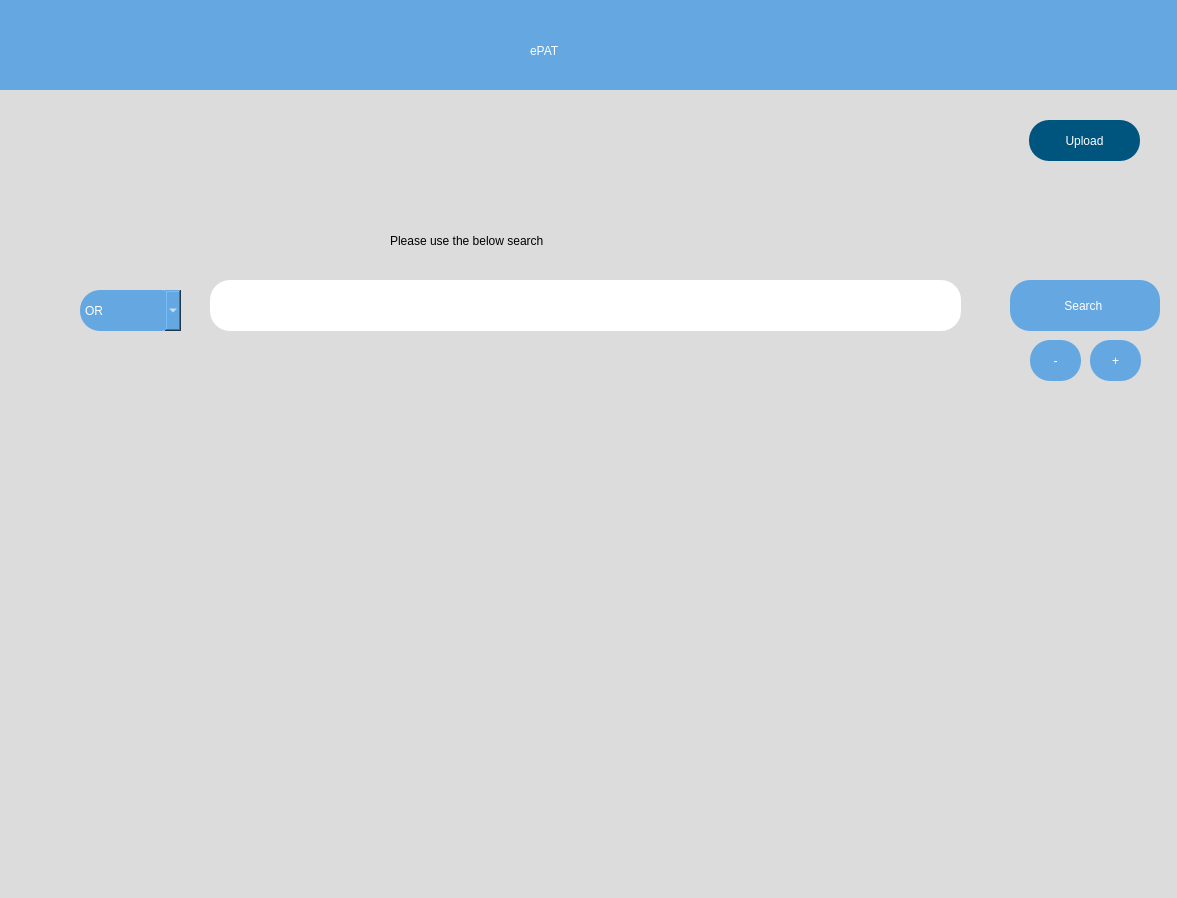
Qt form src/user_interface/start.ui (eppenney/eBook-Perpetual-Access-Rights-Tracker) before a commit.
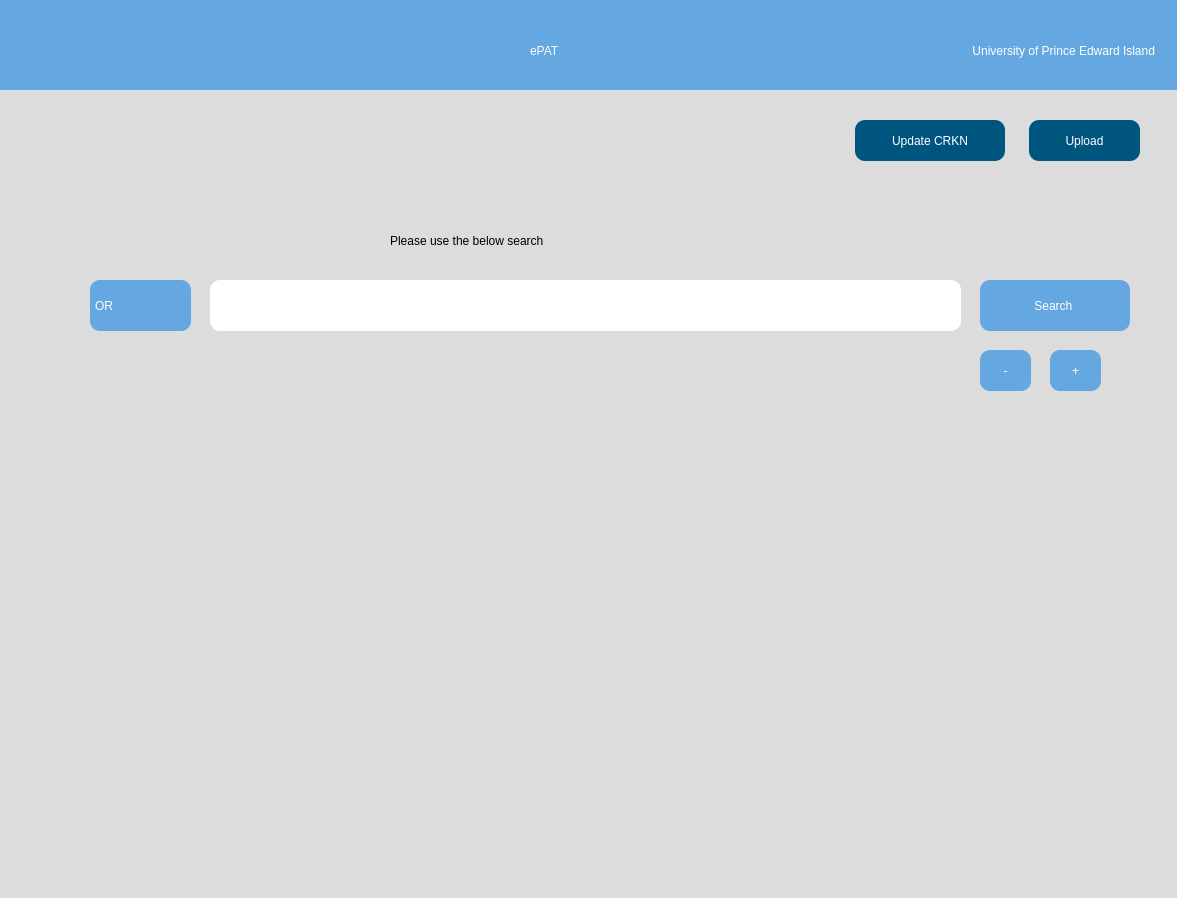
The same form after that commit. Icons and pictures are not drawn.

Commit message: Buncha stuff. Made text field one centered line, fixed squash n stretch for multiple boxes, made the dropdown menus look better, and made it so there's only one on lines where it's necessary

Patch:
```diff
--- a/src/user_interface/start.ui
+++ b/src/user_interface/start.ui
@@ -75,7 +75,7 @@
      </property>
     </widget>
    </widget>
-   <widget class="QTextEdit" name="textEdit">
+   <widget class="QLineEdit" name="textEdit">
     <property name="geometry">
      <rect>
       <x>230</x>
@@ -85,15 +85,21 @@
      </rect>
     </property>
     <property name="styleSheet">
-     <string notr="true">border-radius: 20px;
-font: 16pt &quot;Arial&quot;;
-background-color: rgb(255, 255, 255);</string>
+     <string notr="true">
+            QLineEdit {
+                border-radius: 10px;
+                font: 16pt "Arial";
+                background-color: rgb(255, 255, 255);
+                padding-top: 1px; 
+                padding-bottom: 1px; 
+            }
+        </string>
     </property>
    </widget>
    <widget class="QPushButton" name="search">
     <property name="geometry">
      <rect>
-      <x>1030</x>
+      <x>1000</x>
       <y>280</y>
       <width>150</width>
       <height>51</height>
@@ -102,7 +108,7 @@
     <property name="styleSheet">
      <string notr="true">font: 75 20pt &quot;Arial&quot;;
 background-color: rgb(100, 167, 225);
-border-radius:20px;
+border-radius: 10px;
 color:rgb(255, 255, 255);</string>
     </property>
     <property name="text">
@@ -128,14 +134,14 @@
    <widget class="QPushButton" name="pushButton">
     <property name="geometry">
      <rect>
-      <x>1110</x>
-      <y>340</y>
+      <x>1070</x>
+      <y>350</y>
       <width>51</width>
       <height>41</height>
      </rect>
     </property>
     <property name="styleSheet">
-     <string notr="true">border-radius:20px;
+     <string notr="true">border-radius: 10px;
 color: rgb(255, 255, 255);
 font: 75 12pt &quot;MS Shell Dlg 2&quot;;
 background-color: rgb(100, 167, 225);</string>
@@ -147,14 +153,14 @@
    <widget class="QPushButton" name="removeButton">
     <property name="geometry">
      <rect>
-      <x>1050</x>
-      <y>340</y>
+      <x>1000</x>
+      <y>350</y>
       <width>51</width>
       <height>41</height>
      </rect>
     </property>
     <property name="styleSheet">
-     <string notr="true">border-radius:20px;
+     <string notr="true">border-radius: 10px;
 color: rgb(255, 255, 255);
 font: 75 12pt &quot;MS Shell Dlg 2&quot;;
 background-color: rgb(100, 167, 225);</string>
@@ -166,17 +172,54 @@
    <widget class="QComboBox" name="booleanBox">
     <property name="geometry">
      <rect>
-      <x>100</x>
-      <y>290</y>
+      <x>110</x>
+      <y>280</y>
       <width>101</width>
-      <height>41</height>
+      <height>51</height>
      </rect>
     </property>
     <property name="styleSheet">
-     <string notr="true">color: rgb(255, 255, 255);
-font: 75 12pt &quot;MS Shell Dlg 2&quot;;
-background-color: rgb(100, 167, 225);
-border-radius:20px;</string>
+     <string notr="true">
+        QComboBox {
+        color: rgb(255, 255, 255);
+        font: 75 12pt "MS Shell Dlg 2";
+        background-color: rgb(100, 167, 225);
+        border-radius: 10px;
+    }
+
+    QComboBox:!editable, QComboBox::drop-down:editable {
+        color: rgb(255, 255, 255);
+        font: 75 12pt "MS Shell Dlg 2";
+        background-color: rgb(100, 167, 225);
+        border-radius: 10px;
+    }
+
+    QComboBox:!editable:on, QComboBox::drop-down:editable:on {
+        color: rgb(255, 255, 255);
+        font: 75 12pt "MS Shell Dlg 2";
+        background-color: rgb(100, 167, 225);
+        border-bottom-right-radius: 0px;
+        border-bottom-left-radius: 0px;
+    }
+
+    QComboBox::drop-down {
+        border-left-color: darkgray;
+    }
+
+    QComboBox::down-arrow {
+        image: url(resources/dropdown_icon.png);
+        width: 21px;
+        height: 15px;
+        padding-right: 15px; 
+    }
+
+    QComboBox QAbstractItemView {
+        color: rgb(255, 255, 255);
+        background-color: rgb(100, 167, 225); 
+        border-bottom-right-radius: 20px;
+        border-bottom-left-radius: 20px;
+    }
+    </string>
     </property>
     <item>
      <property name="text">
@@ -202,12 +245,52 @@
         <string notr="true">background-color: rgb(0, 85, 127);
             color: rgb(255, 255, 255);
             font: 14pt &quot;MS Shell Dlg 2&quot;;
-            border-radius: 20px;</string>
+            border-radius: 10px;</string>
     </property>
     <property name="text">
         <string>Upload</string>
     </property>
 </widget>
+<widget class="QPushButton" name="updateCRKN">
+    <property name="geometry">
+        <rect>
+            <x>875</x>
+            <y>120</y>
+            <width>150</width>
+            <height>41</height>
+        </rect>
+    </property>
+    <property name="styleSheet">
+        <string notr="true">background-color: rgb(0, 85, 127);
+            color: rgb(255, 255, 255);
+            font: 14pt &quot;MS Shell Dlg 2&quot;;
+            border-radius: 10px;</string>
+    </property>
+    <property name="text">
+        <string>Update CRKN</string>
+    </property>
+</widget>
+<widget class="QPushButton" name="institutionButton">
+    <property name="geometry">
+        <rect>
+            <x>775</x>
+            <y>20</y>
+            <width>400</width>
+            <height>61</height>
+        </rect>
+    </property>
+    <property name="styleSheet">
+        <string notr="true">background-color: transparent;
+            border: none;
+            font: 14pt "Arial";
+            color: rgb(255, 255, 255);
+            text-align: right;
+        </string>
+    </property>
+    <property name="text">
+        <string>University of Prince Edward Island</string>
+    </property>
+</widget>
   </widget>
  </widget>
  <resources/>
```
The commit also changes 5 other files.
